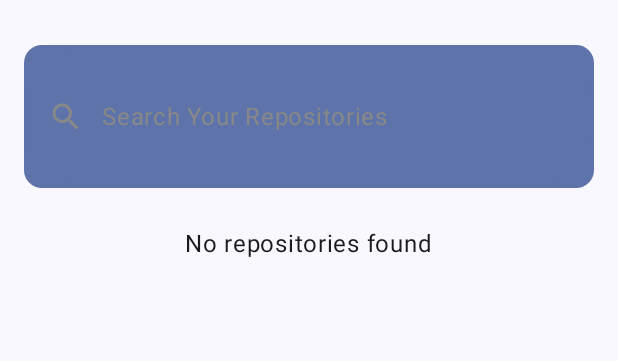
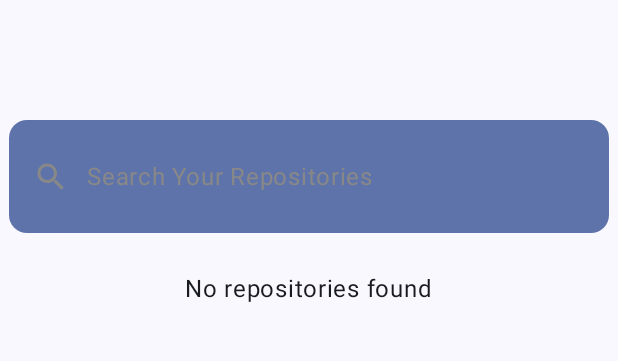
Before and after one commit to anshumanbehera27/GithubRepoFinderApp, an Android app built with Jetpack Compose: the composable HomeScreen shown on its own in the app's theme, on a phone screen of 412 x 824 dp, the part 96-457 px from its top. Run offline under Robolectric (Android 15) with nearby library versions, the phone set to English and light mode, and no system bars; our stand-ins replace livedata-compose; libraries missing offline, so code that uses them is left out: com.facebook.stetho; pictures from the network do not load; 2 statements that could not run were skipped.

Commit message:
Update UI

```diff
--- a/app/src/main/java/com/anshuman/githubrepofinderapp/Screens/DetailsView.kt
+++ b/app/src/main/java/com/anshuman/githubrepofinderapp/Screens/DetailsView.kt
@@ -37,7 +37,7 @@ import com.anshuman.githubrepofinderapp.viewmodel.MainViewModelFactory
         Row(
             modifier = Modifier
                 .fillMaxWidth()
-                .padding(8.dp),
+                .padding(8.dp , top = 20.dp),
             verticalAlignment = Alignment.CenterVertically
         ) {
             // Contributor Avatar
--- a/app/src/main/java/com/anshuman/githubrepofinderapp/Screens/HomeScreen.kt
+++ b/app/src/main/java/com/anshuman/githubrepofinderapp/Screens/HomeScreen.kt
@@ -35,6 +35,7 @@ import androidx.compose.runtime.setValue
 
 import androidx.compose.ui.Alignment
 import androidx.compose.ui.Modifier
+import androidx.compose.ui.draw.clip
 import androidx.compose.ui.graphics.Color
 import androidx.compose.ui.layout.ContentScale
 import androidx.compose.ui.res.painterResource
@@ -56,14 +57,14 @@ fun RepoSearchScreen(viewModel: MainViewModel , navController: NavController) {
     Column(
         modifier = Modifier
             .fillMaxSize()
-            .padding(10.dp),
+            .padding(top = 60.dp),
         horizontalAlignment = Alignment.CenterHorizontally
     ) {
         // Search Bar
         SearchBar(onSearchQueryChanged = { query ->
             searchQuery = query
             if (query.isNotEmpty()) {
-                viewModel.searchRepositories(query) // Trigger search in ViewModel
+                viewModel.searchRepositories(query ) // Trigger search in ViewModel
             }
         })
 
@@ -107,8 +108,8 @@ fun SearchBar(onSearchQueryChanged: (String) -> Unit) {
             )
         },
         modifier = Modifier.fillMaxWidth()
-            .padding(horizontal = 6.dp, vertical = 16.dp)
-            .height(95.dp), // Adjusta height for better visibility
+            .padding(horizontal = 6.dp , vertical = 16.dp)
+            .height(75.dp), // Adjusta height for better visibility
         shape = RoundedCornerShape(12.dp),
         colors = SearchBarDefaults.colors(
             containerColor = MaterialTheme.colorScheme.primaryContainer,
```
